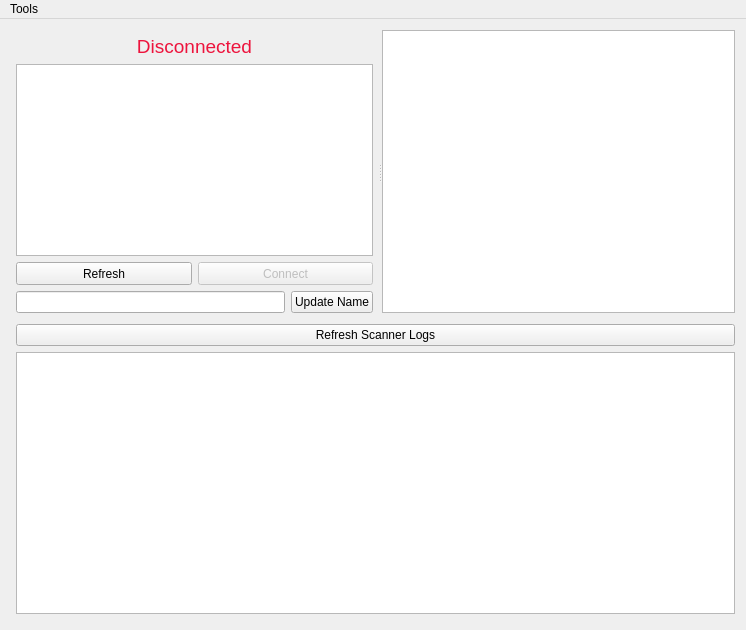
Above: ScannerInspectionTool/ScannerInspectionTool.ui from crener/MultiCapture before the change. Below: the same form after it.
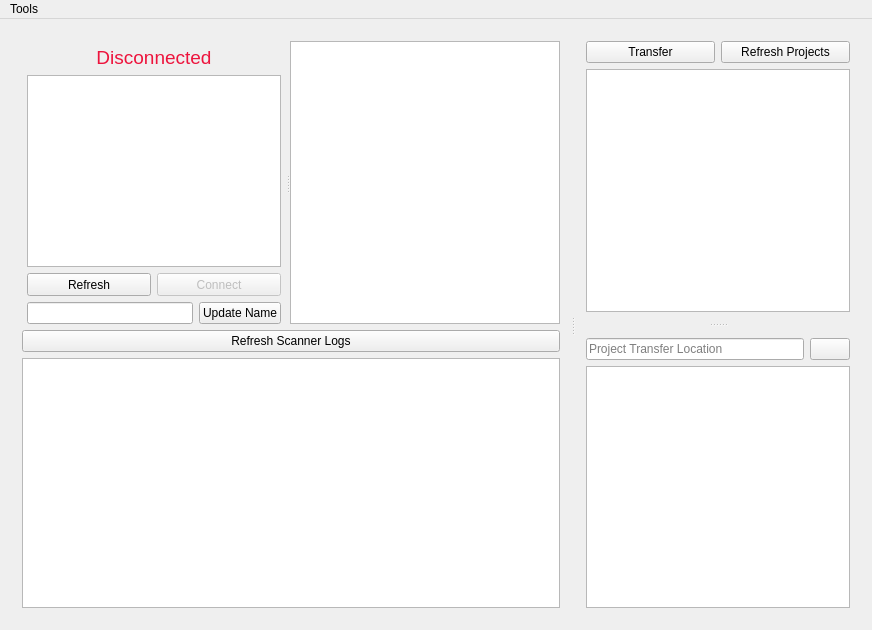
That is the form after the change. Icons and pictures are not drawn.

Commit message: Added code to  inspection tool which enables the project view to function proporly, added icons to inspection tool for future use

```diff
--- a/ScannerInspectionTool/ScannerInspectionTool.ui
+++ b/ScannerInspectionTool/ScannerInspectionTool.ui
@@ -6,7 +6,7 @@
    <rect>
     <x>0</x>
     <y>0</y>
-    <width>746</width>
+    <width>872</width>
     <height>630</height>
    </rect>
   </property>
@@ -24,7 +24,14 @@
     <normaloff>:/ScannerInspectionTool/Resources/icon-inspector.png</normaloff>:/ScannerInspectionTool/Resources/icon-inspector.png</iconset>
   </property>
   <widget class="QWidget" name="centralWidget">
-   <layout class="QVBoxLayout" name="verticalLayout">
+   <layout class="QHBoxLayout" name="horizontalLayout_2">
+    <item>
+     <widget class="QSplitter" name="splitter_2">
+      <property name="orientation">
+       <enum>Qt::Horizontal</enum>
+      </property>
+      <widget class="QWidget" name="">
+       <layout class="QVBoxLayout" name="connectionLogsImagePreview">
     <item>
      <widget class="QSplitter" name="top">
       <property name="orientation">
@@ -156,16 +163,16 @@
        <enum>QLayout::SetNoConstraint</enum>
       </property>
       <property name="leftMargin">
-       <number>5</number>
+           <number>0</number>
       </property>
       <property name="topMargin">
-       <number>5</number>
+           <number>0</number>
       </property>
       <property name="rightMargin">
        <number>0</number>
       </property>
       <property name="bottomMargin">
-       <number>5</number>
+           <number>0</number>
       </property>
       <item>
        <widget class="QPushButton" name="deviceLogsBtn">
@@ -181,12 +188,95 @@
     </item>
    </layout>
   </widget>
+      <widget class="QSplitter" name="splitter">
+       <property name="lineWidth">
+        <number>1</number>
+       </property>
+       <property name="orientation">
+        <enum>Qt::Vertical</enum>
+       </property>
+       <widget class="QWidget" name="layoutWidget">
+        <layout class="QVBoxLayout" name="projectview">
+         <item>
+          <layout class="QHBoxLayout" name="controls">
+           <item>
+            <widget class="QPushButton" name="transferBtn">
+             <property name="text">
+              <string>Transfer</string>
+             </property>
+            </widget>
+           </item>
+           <item>
+            <widget class="QPushButton" name="projectRefresh">
+             <property name="text">
+              <string>Refresh Projects</string>
+             </property>
+            </widget>
+           </item>
+          </layout>
+         </item>
+         <item>
+          <widget class="QTableView" name="projects">
+           <property name="cornerButtonEnabled">
+            <bool>true</bool>
+           </property>
+           <attribute name="horizontalHeaderStretchLastSection">
+            <bool>true</bool>
+           </attribute>
+           <attribute name="verticalHeaderVisible">
+            <bool>false</bool>
+           </attribute>
+          </widget>
+         </item>
+        </layout>
+       </widget>
+       <widget class="QWidget" name="layoutWidget">
+        <layout class="QVBoxLayout" name="localView">
+         <item>
+          <layout class="QHBoxLayout" name="controls_2">
+           <item>
+            <widget class="QLineEdit" name="savePath">
+             <property name="placeholderText">
+              <string>Project Transfer Location</string>
+             </property>
+            </widget>
+           </item>
+           <item>
+            <widget class="QPushButton" name="pausePlay">
+             <property name="text">
+              <string/>
+             </property>
+             <property name="icon">
+              <iconset>
+               <normaloff>Resources/icon-pause.svg</normaloff>
+               <normalon>Resources/icon-play.svg</normalon>Resources/icon-pause.svg</iconset>
+             </property>
+             <property name="iconSize">
+              <size>
+               <width>16</width>
+               <height>16</height>
+              </size>
+             </property>
+            </widget>
+           </item>
+          </layout>
+         </item>
+         <item>
+          <widget class="QTreeView" name="progress"/>
+         </item>
+        </layout>
+       </widget>
+      </widget>
+     </widget>
+    </item>
+   </layout>
+  </widget>
   <widget class="QMenuBar" name="menuBar">
    <property name="geometry">
     <rect>
      <x>0</x>
      <y>0</y>
-     <width>746</width>
+     <width>872</width>
      <height>21</height>
     </rect>
    </property>
```
Left out of the diff: 16 changed lines with no effect on the pictures. Lines whose indentation alone changed are shown as unchanged. The commit also changes 17 other files.
